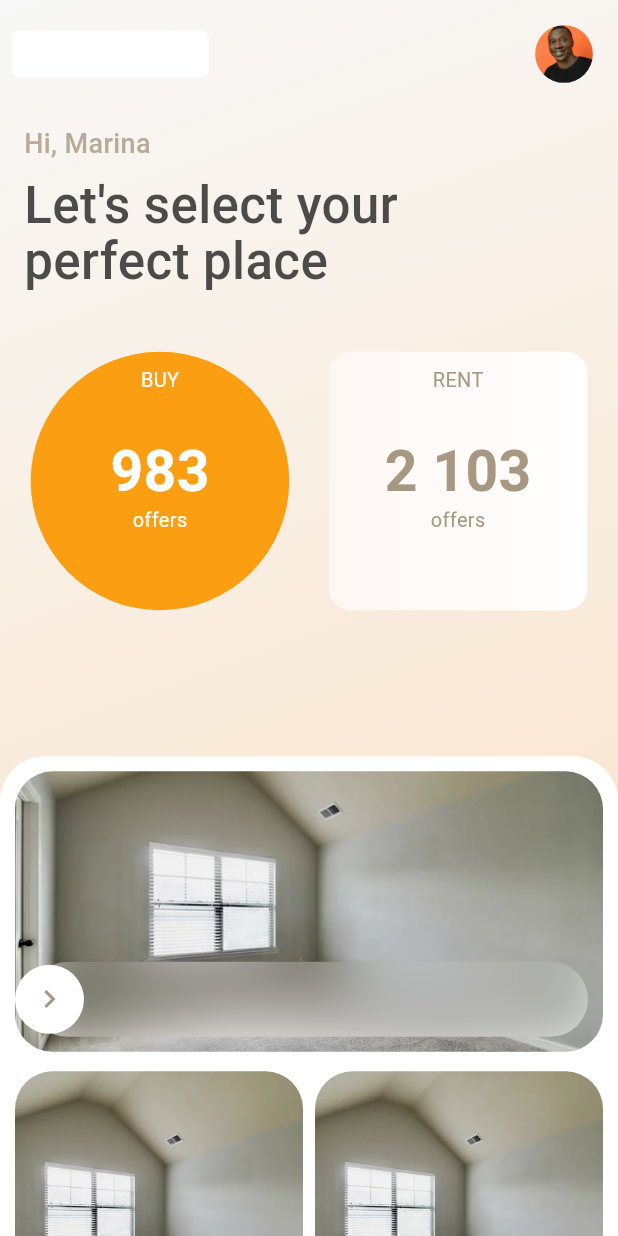
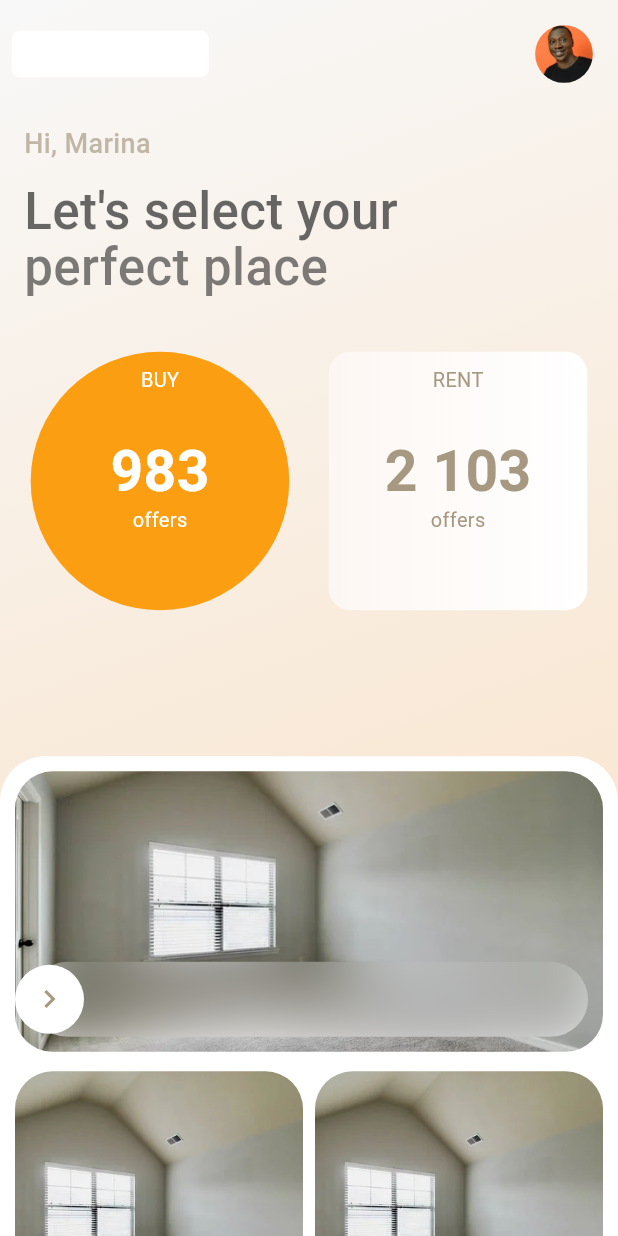
Before and after one commit to petprog/animated-listing-flutter, a Flutter app: the first screen one second after launch, on a phone screen of 412 x 824 dp. Run offline on Flutter 3.47's test engine with Material 3 defaults, Android fonts, the phone set to English and light mode, and no system bars; our stand-ins replace flutter_vector_icons, glass, google_maps_flutter.

```diff
--- a/lib/constants/app_strings.dart
+++ b/lib/constants/app_strings.dart
@@ -1,6 +1,7 @@
 class AppStrings {
   static String hi = 'Hi';
-  static String letsSelect = "Let's select your perfect place";
+  static String letsSelect = "Let's select your";
+  static String perfectPlace = "perfect place";
   static String buy = "buy";
   static String rent = "rent";
   static String offers = "offers";
--- a/lib/features/home/components/offers.dart
+++ b/lib/features/home/components/offers.dart
@@ -2,6 +2,7 @@ import 'package:flutter/material.dart';
 import 'package:place_ui/constants/app_colors.dart';
 import 'package:place_ui/constants/app_strings.dart';
 import 'package:place_ui/features/home/components/count_up_text.dart';
+import 'package:place_ui/utils/screen_utils.dart';
 
 class Offers extends StatefulWidget {
   const Offers({super.key});
@@ -49,8 +50,8 @@ class _OffersState extends State<Offers> with SingleTickerProviderStateMixin {
         ScaleTransition(
           scale: _scaleAnimation,
           child: Container(
-            width: MediaQuery.of(context).size.width * 0.44,
-            height: MediaQuery.of(context).size.width * 0.44,
+            width: context.screenWidth * 0.44,
+            height: context.screenWidth * 0.44,
             padding: const EdgeInsets.all(10),
             decoration: const BoxDecoration(
               color: AppColors.brightOrangeColor,
@@ -86,8 +87,8 @@ class _OffersState extends State<Offers> with SingleTickerProviderStateMixin {
         ScaleTransition(
           scale: _scaleAnimation,
           child: Container(
-            width: MediaQuery.of(context).size.width * 0.44,
-            height: MediaQuery.of(context).size.width * 0.44,
+            width: context.screenWidth * 0.44,
+            height: context.screenWidth * 0.44,
             padding: const EdgeInsets.all(10),
             decoration: const BoxDecoration(
               borderRadius: BorderRadius.all(
--- a/lib/features/home/components/welcome.dart
+++ b/lib/features/home/components/welcome.dart
@@ -1,6 +1,7 @@
 import 'package:flutter/material.dart';
 import 'package:place_ui/constants/app_colors.dart';
 import 'package:place_ui/constants/app_strings.dart';
+import 'package:place_ui/utils/screen_utils.dart';
 
 class Welcome extends StatefulWidget {
   final String name;
@@ -12,7 +13,8 @@ class Welcome extends StatefulWidget {
 
 class _WelcomeState extends State<Welcome> with SingleTickerProviderStateMixin {
   late AnimationController _controller;
-  late Animation<double> _opacityAnimation;
+  late Animation<double> _opacityAnimation1;
+  late Animation<double> _opacityAnimation2;
   late Animation<Offset> _slideAnimation;
 
   @override
@@ -20,12 +22,14 @@ class _WelcomeState extends State<Welcome> with SingleTickerProviderStateMixin {
     super.initState();
     _controller = AnimationController(
       vsync: this,
-      duration: const Duration(milliseconds: 1000),
+      duration: const Duration(milliseconds: 1500),
     );
-    _opacityAnimation =
-        Tween<double>(begin: 0.0, end: 1.0).animate(_controller);
+    _opacityAnimation1 =
+        Tween<double>(begin: 0.3, end: 1.0).animate(_controller);
+    _opacityAnimation2 =
+        Tween<double>(begin: 0.1, end: 1.0).animate(_controller);
     _slideAnimation =
-        Tween<Offset>(begin: const Offset(0, 0.2), end: Offset.zero)
+        Tween<Offset>(begin: const Offset(0, 0.4), end: Offset.zero)
             .animate(_controller);
     _controller.forward();
   }
@@ -43,7 +47,7 @@ class _WelcomeState extends State<Welcome> with SingleTickerProviderStateMixin {
       mainAxisAlignment: MainAxisAlignment.start,
       children: [
         FadeTransition(
-          opacity: _opacityAnimation,
+          opacity: _opacityAnimation1,
           child: Text(
             "${AppStrings.hi}, ${widget.name}",
             style: const TextStyle(
@@ -57,14 +61,32 @@ class _WelcomeState extends State<Welcome> with SingleTickerProviderStateMixin {
         const SizedBox(
           height: 10,
         ),
-        FadeTransition(
-          opacity: _opacityAnimation,
-          child: SlideTransition(
-            position: _slideAnimation,
+        SlideTransition(
+          position: _slideAnimation,
+          child: FadeTransition(
+            opacity: _opacityAnimation1,
             child: SizedBox(
-              width: MediaQuery.of(context).size.width * 0.7,
+              width: context.screenWidth * 0.7,
               child: Text(
                 AppStrings.letsSelect,
+                style: const TextStyle(
+                  fontSize: 34,
+                  fontWeight: FontWeight.w500,
+                  height: 1.1,
+                  color: AppColors.blackColor,
+                ),
+              ),
+            ),
+          ),
+        ),
+        SlideTransition(
+          position: _slideAnimation,
+          child: FadeTransition(
+            opacity: _opacityAnimation2,
+            child: SizedBox(
+              width: context.screenWidth * 0.7,
+              child: Text(
+                AppStrings.perfectPlace,
                 style: const TextStyle(
                   fontSize: 34,
                   fontWeight: FontWeight.w500,
--- a/lib/features/search/components/search_form.dart
+++ b/lib/features/search/components/search_form.dart
@@ -1,6 +1,7 @@
 // ignore_for_file: public_member_api_docs, sort_constructors_first
 import 'package:flutter/material.dart';
 import 'package:place_ui/constants/app_colors.dart';
+import 'package:place_ui/utils/screen_utils.dart';
 
 class SearchForm extends StatelessWidget {
   final GlobalKey<FormState> formKey;
@@ -25,7 +26,7 @@ class SearchForm extends StatelessWidget {
               child: ScaleTransition(
                 scale: scaleAnimation,
                 child: SizedBox(
-                  width: MediaQuery.of(context).size.width * 0.7,
+                  width: context.screenWidth * 0.7,
                   height: 50,
                   child: TextFormField(
                     decoration: const InputDecoration(
--- a/lib/features/search/components/send_options.dart
+++ b/lib/features/search/components/send_options.dart
@@ -1,6 +1,7 @@
 import 'package:flutter/material.dart';
 import 'package:place_ui/constants/app_colors.dart';
 import 'package:place_ui/constants/app_strings.dart';
+import 'package:place_ui/features/search/viewmodel/tap_view_model.dart';
 
 class SendOptions extends StatefulWidget {
   final VoidCallback close;
@@ -14,6 +15,7 @@ class _SendOptionsState extends State<SendOptions> {
   int _selectedIndex = -1;
 
   void _handleTap(int index) {
+    tapVm.toggleValue();
     setState(() {
       _selectedIndex = index;
     });
--- /dev/null
+++ b/lib/utils/screen_utils.dart
@@ -0,0 +1,6 @@
+import 'package:flutter/material.dart';
+
+extension ScreenSize on BuildContext {
+  double get screenHeight => MediaQuery.of(this).size.height;
+  double get screenWidth => MediaQuery.of(this).size.width;
+}
```
Also changed, not shown: lib/features/search/components/map_viewer.dart (+21 -21 lines), lib/features/search/components/marker.dart (added, +104 -0 lines), lib/features/search/components/position_markers.dart (added, +54 -0 lines), lib/features/search/components/search.dart (+11 -1 lines), lib/features/search/viewmodel/tap_view_model.dart (added, +13 -0 lines).
